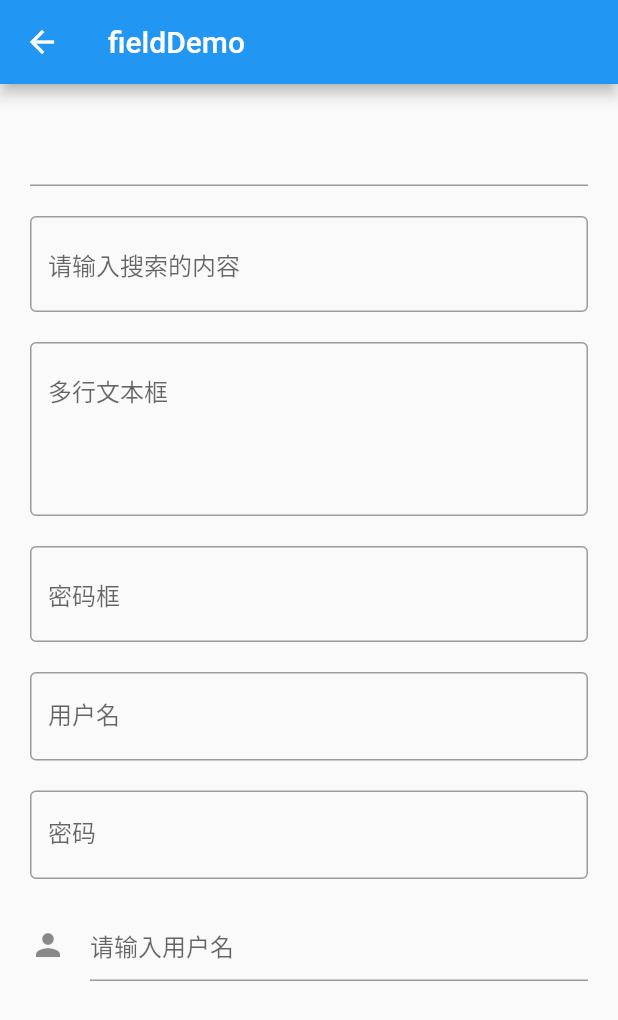
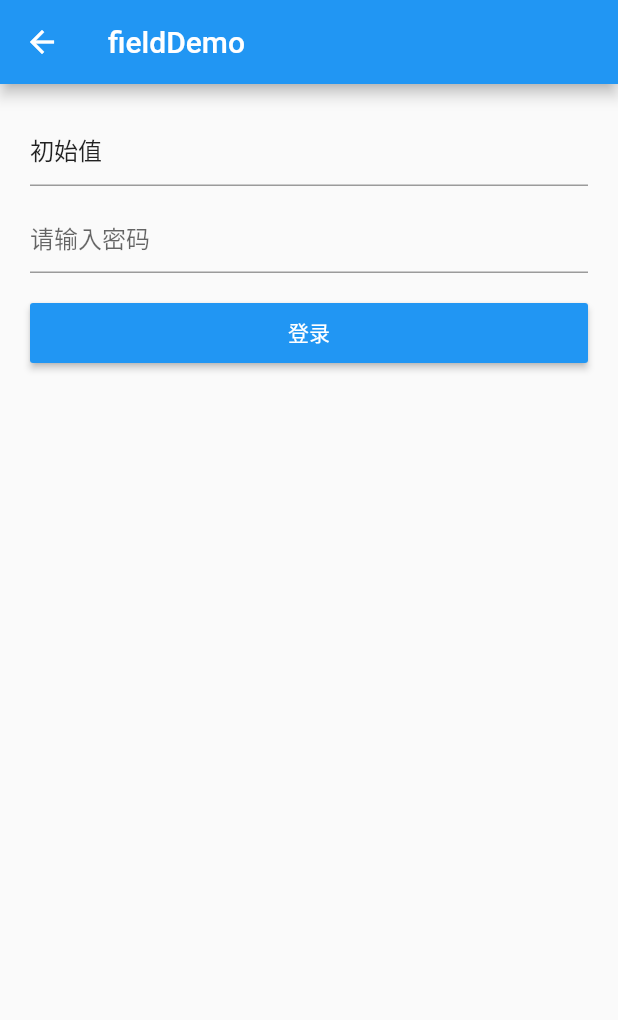
Before and after one commit to tribbianiwang/flutter_appdadit, a Flutter app: the FieldDemo screen opened directly, on a phone screen of 412 x 824 dp. Shown: the top 1020 px of the screen. Run offline on Flutter 3.47's test engine with Material 2 defaults, Android fonts, the phone set to English and light mode, and no system bars; network calls fail.

Commit message:
CheckBoxDemo.dart

```diff
--- a/lib/FieldDemo.dart
+++ b/lib/FieldDemo.dart
@@ -5,13 +5,69 @@ class FieldDemo extends StatefulWidget {
 }
 
 class _FieldDemoState extends State<FieldDemo> {
+  var _username = new TextEditingController();
+  var _password = new TextEditingController();
+  @override
+  void initState() {
+    super.initState();
+    _username.text="初始值";
+  }
   @override
   Widget build(BuildContext context) {
     return Scaffold(
       appBar: AppBar(title: Text("fieldDemo"),),
       body: Padding(
         padding: EdgeInsets.all(20),
+        // child: TextDemo(),
         child: Column(
+          children: <Widget>[
+            TextField(
+              controller: _username,
+              decoration: InputDecoration(
+                hintText: "请输入用户名"
+              ),
+              onChanged: (value){
+               _username.text = value;
+
+              },
+            ),
+            SizedBox(height: 10,),
+            TextField(
+              obscureText: true,
+              controller: _password,
+              decoration: InputDecoration(
+                  hintText: "请输入密码"
+              ),
+              onChanged: (value){
+                _password.text = value;
+
+              },
+            ),
+
+            SizedBox(height: 20,),
+            Container(
+              width: double.infinity,
+              height: 40,
+              child: RaisedButton(
+                child: Text("登录"),
+                onPressed: (){
+                  print(this._username.text+"--"+this._password.text);
+                },
+                color: Colors.blue,
+                textColor: Colors.white,
+              ),
+            ),
+          ],
+        ),
+      ),
+    );
+  }
+}
+
+class TextDemo extends StatelessWidget {
+  @override
+  Widget build(BuildContext context) {
+    return Column(
       children: <Widget>[
         TextField(),
         SizedBox(height: 20,),
@@ -61,9 +117,6 @@ class _FieldDemoState extends State<FieldDemo> {
           ),
         )
       ],
-        ),
-
-      ),
     );
   }
 }
```
Also changed, not shown: lib/CheckBoxDemo.dart (+40 -1 lines). Lines whose indentation alone changed are shown as unchanged.
